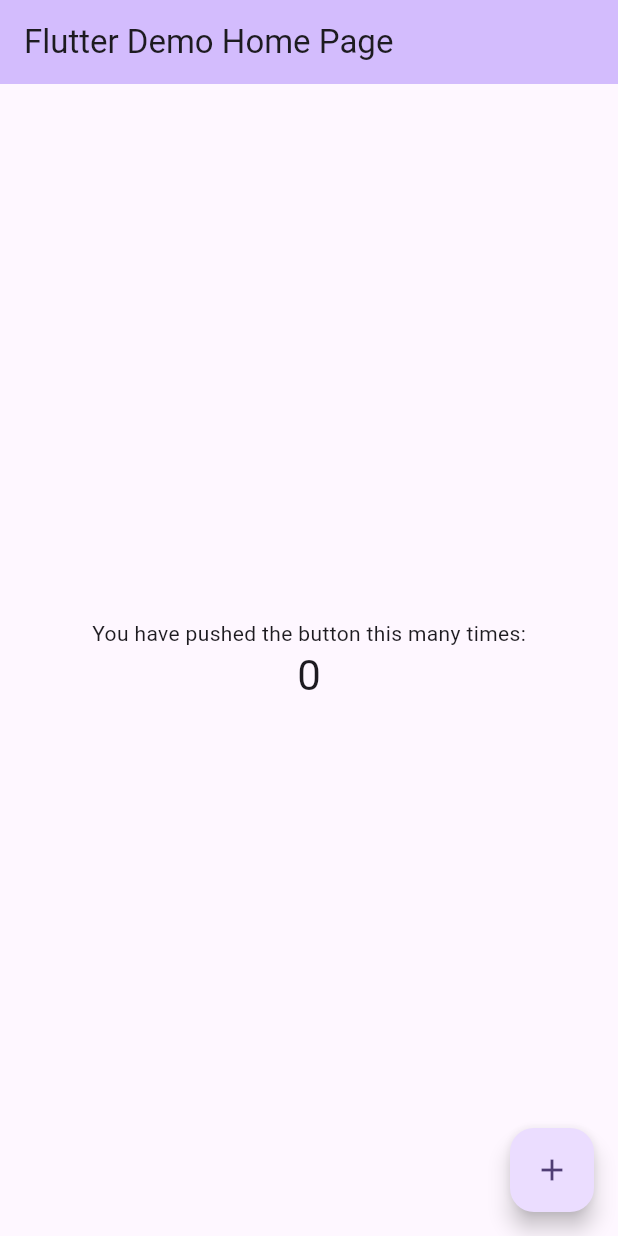
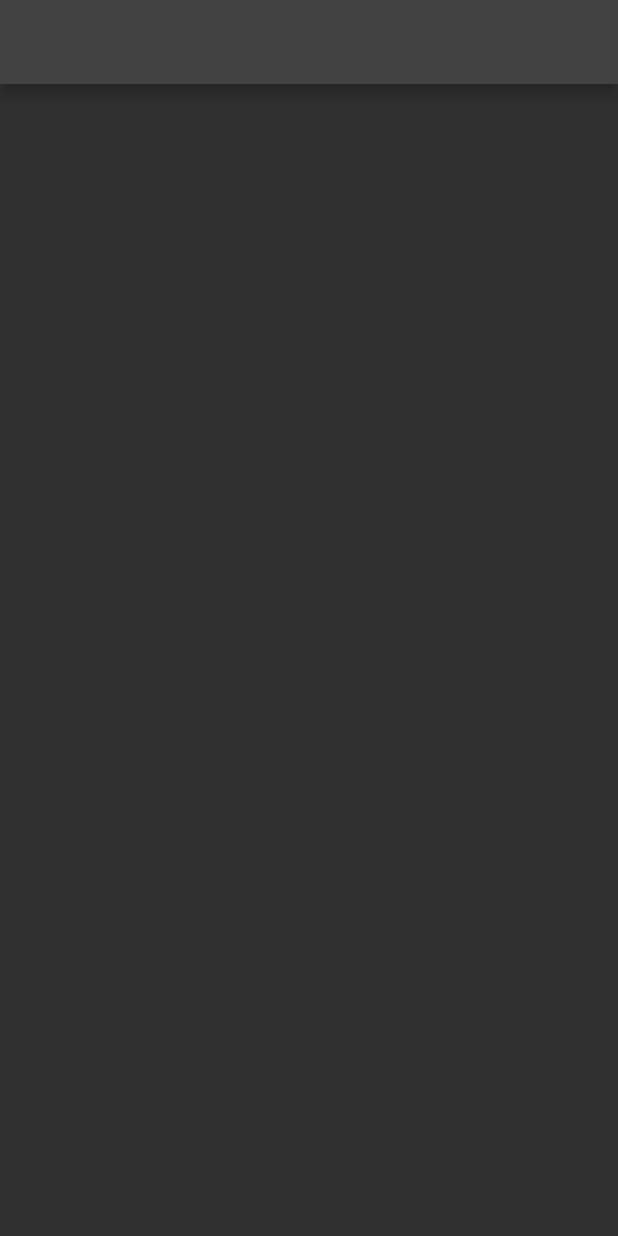
Before and after one commit to MohammedZewin27/noteApp, a Flutter app: the screen it shows after launch, on a phone screen of 412 x 824 dp. Run offline on Flutter 3.47's test engine with Material 2 defaults, Android fonts, the phone set to English and light mode, and no system bars.

Commit message:
create note Screen

```diff
--- a/lib/main.dart
+++ b/lib/main.dart
@@ -1,4 +1,5 @@
 import 'package:flutter/material.dart';
+import 'package:note/views/notes_view.dart';
 
 void main() {
   runApp(const MyApp());
@@ -11,115 +12,14 @@ class MyApp extends StatelessWidget {
   @override
   Widget build(BuildContext context) {
     return MaterialApp(
-      title: 'Flutter Demo',
+      debugShowCheckedModeBanner: false,
       theme: ThemeData(
-        // This is the theme of your application.
-        //
-        // TRY THIS: Try running your application with "flutter run". You'll see
-        // the application has a blue toolbar. Then, without quitting the app,
-        // try changing the seedColor in the colorScheme below to Colors.green
-        // and then invoke "hot reload" (save your changes or press the "hot
-        // reload" button in a Flutter-supported IDE, or press "r" if you used
-        // the command line to start the app).
-        //
-        // Notice that the counter didn't reset back to zero; the application
-        // state is not lost during the reload. To reset the state, use hot
-        // restart instead.
-        //
-        // This works for code too, not just values: Most code changes can be
-        // tested with just a hot reload.
-        colorScheme: ColorScheme.fromSeed(seedColor: Colors.deepPurple),
-        useMaterial3: true,
+        brightness: Brightness.dark,
       ),
-      home: const MyHomePage(title: 'Flutter Demo Home Page'),
+      initialRoute: NotesView.routeName,
+      routes: {
+        NotesView.routeName: (context) => NotesView(),
+      },
     );
   }
 }
-
-class MyHomePage extends StatefulWidget {
-  const MyHomePage({super.key, required this.title});
-
-  // This widget is the home page of your application. It is stateful, meaning
-  // that it has a State object (defined below) that contains fields that affect
-  // how it looks.
-
-  // This class is the configuration for the state. It holds the values (in this
-  // case the title) provided by the parent (in this case the App widget) and
-  // used by the build method of the State. Fields in a Widget subclass are
-  // always marked "final".
-
-  final String title;
-
-  @override
-  State<MyHomePage> createState() => _MyHomePageState();
-}
-
-class _MyHomePageState extends State<MyHomePage> {
-  int _counter = 0;
-
-  void _incrementCounter() {
-    setState(() {
-      // This call to setState tells the Flutter framework that something has
-      // changed in this State, which causes it to rerun the build method below
-      // so that the display can reflect the updated values. If we changed
-      // _counter without calling setState(), then the build method would not be
-      // called again, and so nothing would appear to happen.
-      _counter++;
-    });
-  }
-
-  @override
-  Widget build(BuildContext context) {
-    // This method is rerun every time setState is called, for instance as done
-    // by the _incrementCounter method above.
-    //
-    // The Flutter framework has been optimized to make rerunning build methods
-    // fast, so that you can just rebuild anything that needs updating rather
-    // than having to individually change instances of widgets.
-    return Scaffold(
-      appBar: AppBar(
-        // TRY THIS: Try changing the color here to a specific color (to
-        // Colors.amber, perhaps?) and trigger a hot reload to see the AppBar
-        // change color while the other colors stay the same.
-        backgroundColor: Theme.of(context).colorScheme.inversePrimary,
-        // Here we take the value from the MyHomePage object that was created by
-        // the App.build method, and use it to set our appbar title.
-        title: Text(widget.title),
-      ),
-      body: Center(
-        // Center is a layout widget. It takes a single child and positions it
-        // in the middle of the parent.
-        child: Column(
-          // Column is also a layout widget. It takes a list of children and
-          // arranges them vertically. By default, it sizes itself to fit its
-          // children horizontally, and tries to be as tall as its parent.
-          //
-          // Column has various properties to control how it sizes itself and
-          // how it positions its children. Here we use mainAxisAlignment to
-          // center the children vertically; the main axis here is the vertical
-          // axis because Columns are vertical (the cross axis would be
-          // horizontal).
-          //
-          // TRY THIS: Invoke "debug painting" (choose the "Toggle Debug Paint"
-          // action in the IDE, or press "p" in the console), to see the
-          // wireframe for each widget.
-          mainAxisAlignment: MainAxisAlignment.center,
-          children: <Widget>[
-            const Text(
-              'You have pushed the button this many times:',
-            ),
-            Text(
-              '$_counter',
-              style: Theme.of(context).textTheme.headlineMedium,
-            ),
-          ],
-        ),
-      ),
-      floatingActionButton: FloatingActionButton(
-        onPressed: _incrementCounter,
-        tooltip: 'Increment',
-        child: const Icon(Icons.add),
-      ), // This trailing comma makes auto-formatting nicer for build methods.
-    );
-  }
-}
--- /dev/null
+++ b/lib/views/notes_view.dart
@@ -0,0 +1,12 @@
+import 'package:flutter/material.dart';
+
+class NotesView extends StatelessWidget {
+  const NotesView({super.key});
+static const String routeName='NotesView';
+  @override
+  Widget build(BuildContext context) {
+    return Scaffold(
+      appBar: AppBar(),
+    );
+  }
+}
```
